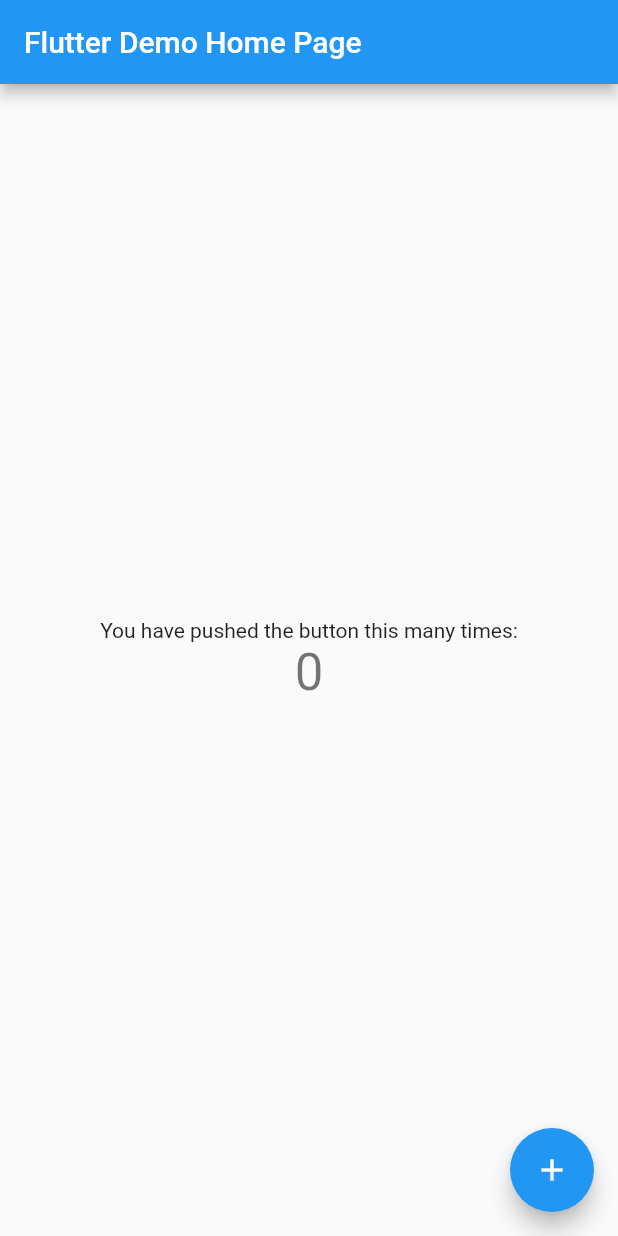
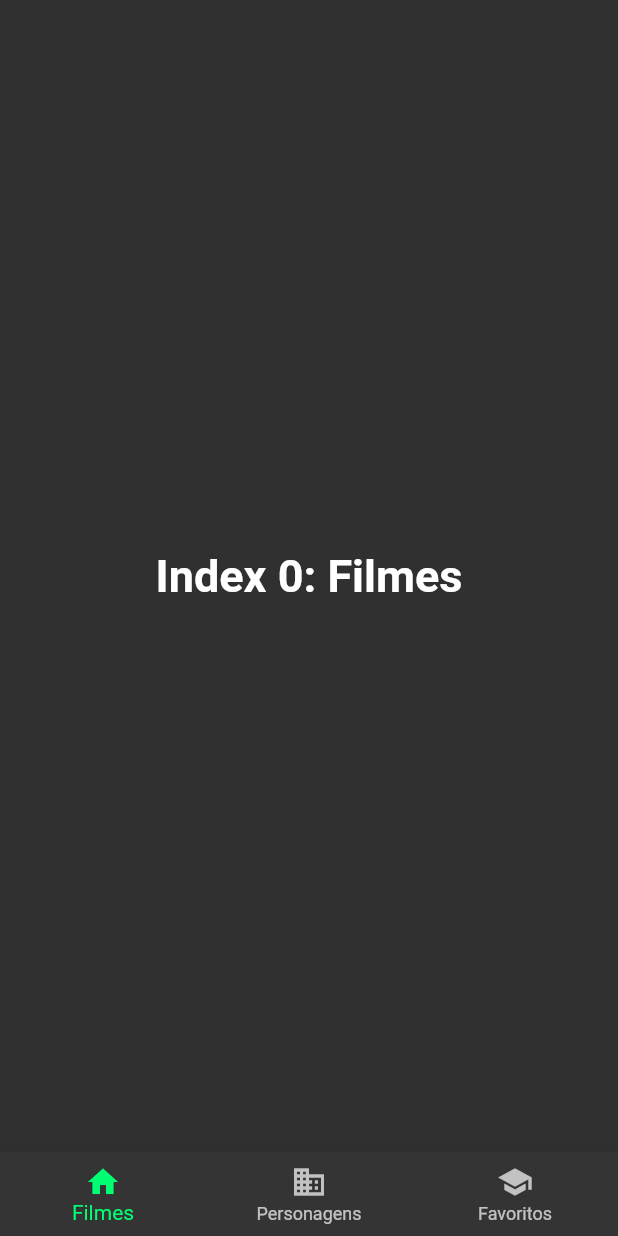
Before and after one commit to vaniorodrigues/star_wars_wiki, a Flutter app: the screen it shows after launch, on a phone screen of 412 x 824 dp. Run offline on Flutter 3.47's test engine with Material 2 defaults, Android fonts, the phone set to English and light mode, and no system bars.

Commit message:
Adding bottom navigation bar

```diff
--- /dev/null
+++ b/lib/components/bottom_nav_bar.dart
@@ -0,0 +1,66 @@
+import 'package:flutter/material.dart';
+
+class BottomNavBar extends StatefulWidget {
+  const BottomNavBar({Key? key}) : super(key: key);
+
+  @override
+  State<BottomNavBar> createState() => _BottomNavBarState();
+}
+
+class _BottomNavBarState extends State<BottomNavBar> {
+  int _selectedIndex = 0;
+  static const TextStyle optionStyle = TextStyle(fontSize: 30, fontWeight: FontWeight.bold);
+  static const List<Widget> _widgetOptions = <Widget>[
+    Text(
+      'Index 0: Filmes',
+      style: optionStyle,
+    ),
+    Text(
+      'Index 1: Personagens',
+      style: optionStyle,
+    ),
+    Text(
+      'Index 2: Favoritos',
+      style: optionStyle,
+    ),
+  ];
+
+  void _onItemTapped(int index) {
+    setState(() => _selectedIndex = index);
+  }
+
+  @override
+  Widget build(BuildContext context) {
+    return Scaffold(
+      // appBar: AppBar(
+      //   title: const Text('BottomNavigationBar'),
+      // ),
+      body: Center(
+        child: _widgetOptions.elementAt(_selectedIndex),
+      ),
+      bottomNavigationBar: BottomNavigationBar(
+        items: const <BottomNavigationBarItem>[
+          BottomNavigationBarItem(
+            icon: Icon(Icons.home),
+            label: 'Filmes',
+            backgroundColor: Colors.red,
+          ),
+          BottomNavigationBarItem(
+            icon: Icon(Icons.business),
+            label: 'Personagens',
+            backgroundColor: Colors.green,
+          ),
+          BottomNavigationBarItem(
+            icon: Icon(Icons.school),
+            label: 'Favoritos',
+            backgroundColor: Colors.purple,
+          ),
+        ],
+        currentIndex: _selectedIndex,
+        selectedItemColor: Color.fromARGB(255, 0, 255, 115),
+        onTap: _onItemTapped,
+        backgroundColor: Color.fromARGB(255, 53, 52, 52),
+      ),
+    );
+  }
+}
--- a/lib/main.dart
+++ b/lib/main.dart
@@ -1,4 +1,5 @@
 import 'package:flutter/material.dart';
+import 'package:star_wars_wiki/screens/home_screen.dart';
 
 void main() {
   runApp(const MyApp());
@@ -11,105 +12,9 @@
   @override
   Widget build(BuildContext context) {
     return MaterialApp(
-      title: 'Flutter Demo',
-      theme: ThemeData(
-        // This is the theme of your application.
-        //
-        // Try running your application with "flutter run". You'll see the
-        // application has a blue toolbar. Then, without quitting the app, try
-        // changing the primarySwatch below to Colors.green and then invoke
-        // "hot reload" (press "r" in the console where you ran "flutter run",
-        // or simply save your changes to "hot reload" in a Flutter IDE).
-        // Notice that the counter didn't reset back to zero; the application
-        // is not restarted.
-        primarySwatch: Colors.blue,
-      ),
-      home: const MyHomePage(title: 'Flutter Demo Home Page'),
+      title: 'Star Wars Wiki',
+      theme: ThemeData.dark(),
+      home: const HomeScreen(),
     );
   }
 }
-
-class MyHomePage extends StatefulWidget {
-  const MyHomePage({Key? key, required this.title}) : super(key: key);
-
-  // This widget is the home page of your application. It is stateful, meaning
-  // that it has a State object (defined below) that contains fields that affect
-  // how it looks.
-
-  // This class is the configuration for the state. It holds the values (in this
-  // case the title) provided by the parent (in this case the App widget) and
-  // used by the build method of the State. Fields in a Widget subclass are
-  // always marked "final".
-
-  final String title;
-
-  @override
-  State<MyHomePage> createState() => _MyHomePageState();
-}
-
-class _MyHomePageState extends State<MyHomePage> {
-  int _counter = 0;
-
-  void _incrementCounter() {
-    setState(() {
-      // This call to setState tells the Flutter framework that something has
-      // changed in this State, which causes it to rerun the build method below
-      // so that the display can reflect the updated values. If we changed
-      // _counter without calling setState(), then the build method would not be
-      // called again, and so nothing would appear to happen.
-      _counter++;
-    });
-  }
-
-  @override
-  Widget build(BuildContext context) {
-    // This method is rerun every time setState is called, for instance as done
-    // by the _incrementCounter method above.
-    //
-    // The Flutter framework has been optimized to make rerunning build methods
-    // fast, so that you can just rebuild anything that needs updating rather
-    // than having to individually change instances of widgets.
-    return Scaffold(
-      appBar: AppBar(
-        // Here we take the value from the MyHomePage object that was created by
-        // the App.build method, and use it to set our appbar title.
-        title: Text(widget.title),
-      ),
-      body: Center(
-        // Center is a layout widget. It takes a single child and positions it
-        // in the middle of the parent.
-        child: Column(
-          // Column is also a layout widget. It takes a list of children and
-          // arranges them vertically. By default, it sizes itself to fit its
-          // children horizontally, and tries to be as tall as its parent.
-          //
-          // Invoke "debug painting" (press "p" in the console, choose the
-          // "Toggle Debug Paint" action from the Flutter Inspector in Android
-          // Studio, or the "Toggle Debug Paint" command in Visual Studio Code)
-          // to see the wireframe for each widget.
-          //
-          // Column has various properties to control how it sizes itself and
-          // how it positions its children. Here we use mainAxisAlignment to
-          // center the children vertically; the main axis here is the vertical
-          // axis because Columns are vertical (the cross axis would be
-          // horizontal).
-          mainAxisAlignment: MainAxisAlignment.center,
-          children: <Widget>[
-            const Text(
-              'You have pushed the button this many times:',
-            ),
-            Text(
-              '$_counter',
-              style: Theme.of(context).textTheme.headline4,
-            ),
-          ],
-        ),
-      ),
-      floatingActionButton: FloatingActionButton(
-        onPressed: _incrementCounter,
-        tooltip: 'Increment',
-        child: const Icon(Icons.add),
-      ), // This trailing comma makes auto-formatting nicer for build methods.
-    );
-  }
-}
--- /dev/null
+++ b/lib/screens/home_screen.dart
@@ -0,0 +1,17 @@
+import 'package:flutter/material.dart';
+
+import 'package:star_wars_wiki/components/bottom_nav_bar.dart';
+
+class HomeScreen extends StatefulWidget {
+  const HomeScreen({super.key});
+
+  @override
+  State<HomeScreen> createState() => _HomeScreenState();
+}
+
+class _HomeScreenState extends State<HomeScreen> {
+  @override
+  Widget build(BuildContext context) {
+    return BottomNavBar();
+  }
+}
```
